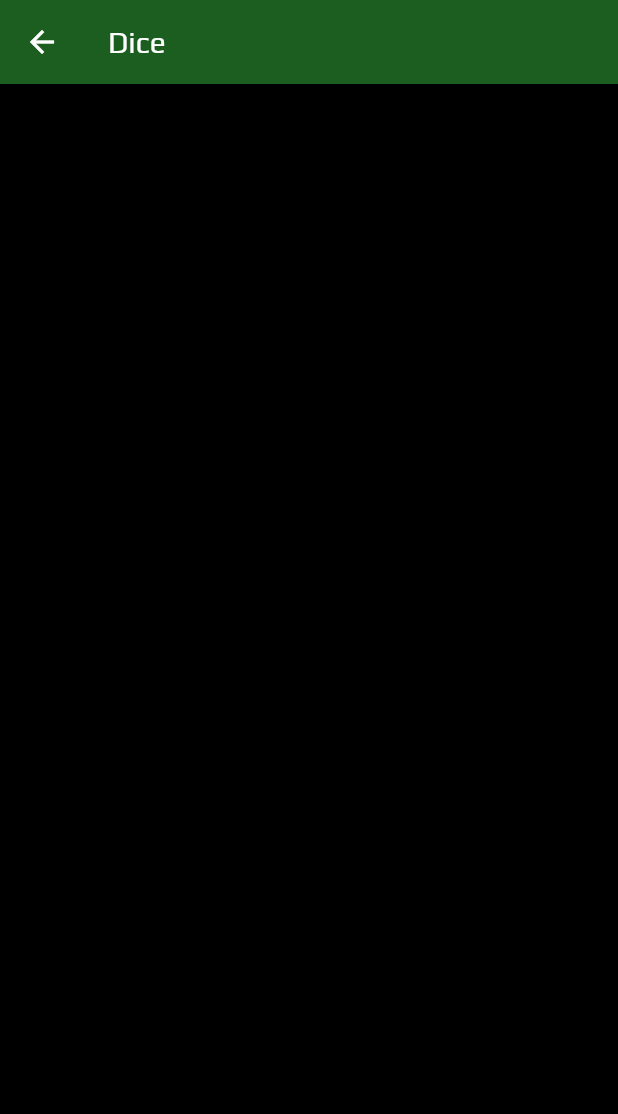
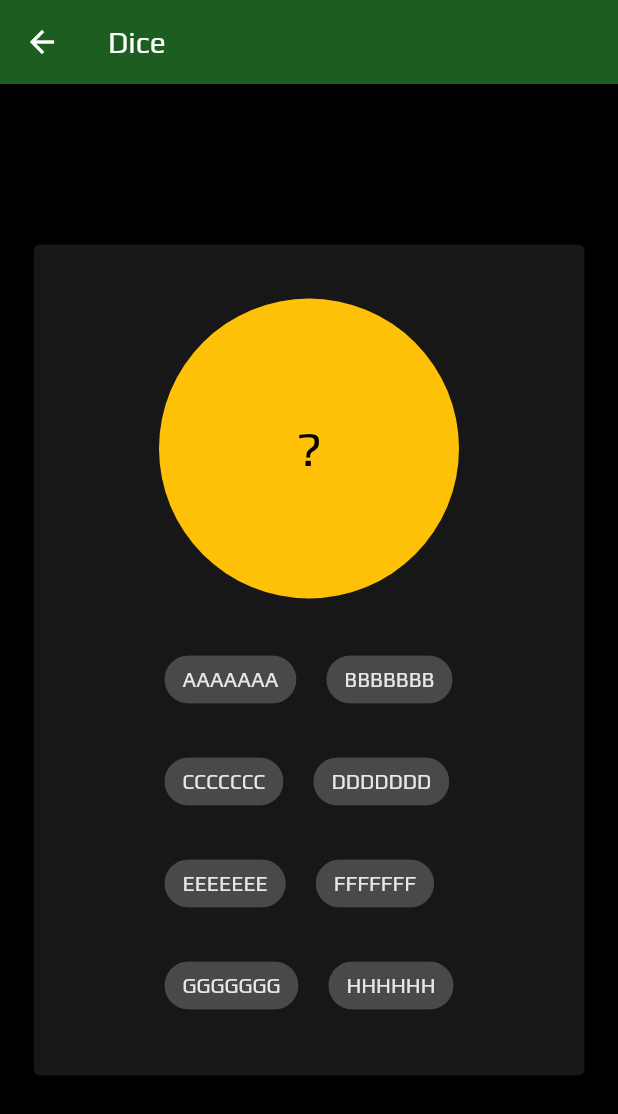
Before and after one commit to LixingSun/dellery-app, a Flutter app: the DicePage screen opened directly, on a phone screen of 412 x 824 dp. Shown: the top 1114 px of the screen. Run offline on Flutter 3.47's test engine with Material 2 defaults, Android fonts, the phone set to English and light mode, and no system bars; our stand-ins replace file_picker, flutter_dotenv, percent_indicator, screenshot; missing offline and left inert: enum_to_string, flutter_radar_chart; network calls fail.

Commit message:
Init dice page layout

```diff
--- a/lib/components/card.dart
+++ b/lib/components/card.dart
@@ -11,7 +11,6 @@ class HomeCard extends StatelessWidget {
   Widget build(BuildContext context) {
     return Card(
         margin: const EdgeInsets.all(12.0),
-        color: Colors.grey.shade900.withOpacity(0.7),
         child: Column(children: [
           Padding(
             padding: const EdgeInsets.only(bottom: 12),
--- a/lib/main.dart
+++ b/lib/main.dart
@@ -26,7 +26,9 @@ class MyApp extends StatelessWidget {
           scaffoldBackgroundColor: Colors.black,
           appBarTheme: AppBarTheme(
             backgroundColor: Colors.green[900],
-            )),
+          ),
+          cardColor: Colors.grey.shade900.withOpacity(0.7),
+        ),
         home: HomePage(localStorage: localStorage),
         debugShowCheckedModeBanner: false,
       );
--- a/lib/pages/dice/dice.dart
+++ b/lib/pages/dice/dice.dart
@@ -1,3 +1,5 @@
+import 'dart:math';
+
 import 'package:flutter/material.dart';
 
 class DicePage extends StatefulWidget {
@@ -7,10 +9,60 @@ class DicePage extends StatefulWidget {
   _DicePageState createState() => _DicePageState();
 }
 
+const defaultDiceValue = "?";
+
 class _DicePageState extends State<DicePage> {
+  final List<String> options = ["AAAAAAA", "BBBBBBB", "CCCCCCC", "DDDDDDD", "EEEEEEE", "FFFFFFF", "GGGGGGG", "HHHHHH"];
+
+  String currentValue = defaultDiceValue;
+
   @override
   Widget build(BuildContext context) {
     return Scaffold(
-        appBar: AppBar(title: const Text("Dice")), body: const Text(""));
+        appBar: AppBar(title: const Text("Dice")),
+        body: Center(
+            child: Card(
+                child: Padding(
+          padding: const EdgeInsets.symmetric(vertical: 36, horizontal:60),
+          child: Column(
+            mainAxisAlignment: MainAxisAlignment.center,
+            crossAxisAlignment: CrossAxisAlignment.center,
+            mainAxisSize: MainAxisSize.min,
+            children: [
+              Padding(
+                  padding: const EdgeInsets.only(bottom: 30),
+                  child: GestureDetector(
+                    child: CircleAvatar(
+                      radius: 100,
+                      backgroundColor: Colors.amber,
+                      child: Text(
+                        currentValue,
+                        style: const TextStyle(fontSize: 32),
+                      ),
+                    ),
+                    onTap: () {
+                      setState(() {
+                        currentValue =
+                            options[Random().nextInt(options.length)];
+                      });
+                    },
+                  )),
+              SizedBox(
+                width: MediaQuery.of(context).size.width * 0.6,
+                child: Center(
+                    child: Wrap(
+                  crossAxisAlignment: WrapCrossAlignment.center,
+                  spacing: 20,
+                  runSpacing: 20,
+                  children: options
+                      .map((name) => Chip(
+                            label: Text(name),
+                          ))
+                      .toList(),
+                )),
+              ),
+            ],
+          ),
+        ))));
   }
 }
```
Lines whose indentation alone changed are shown as unchanged.
